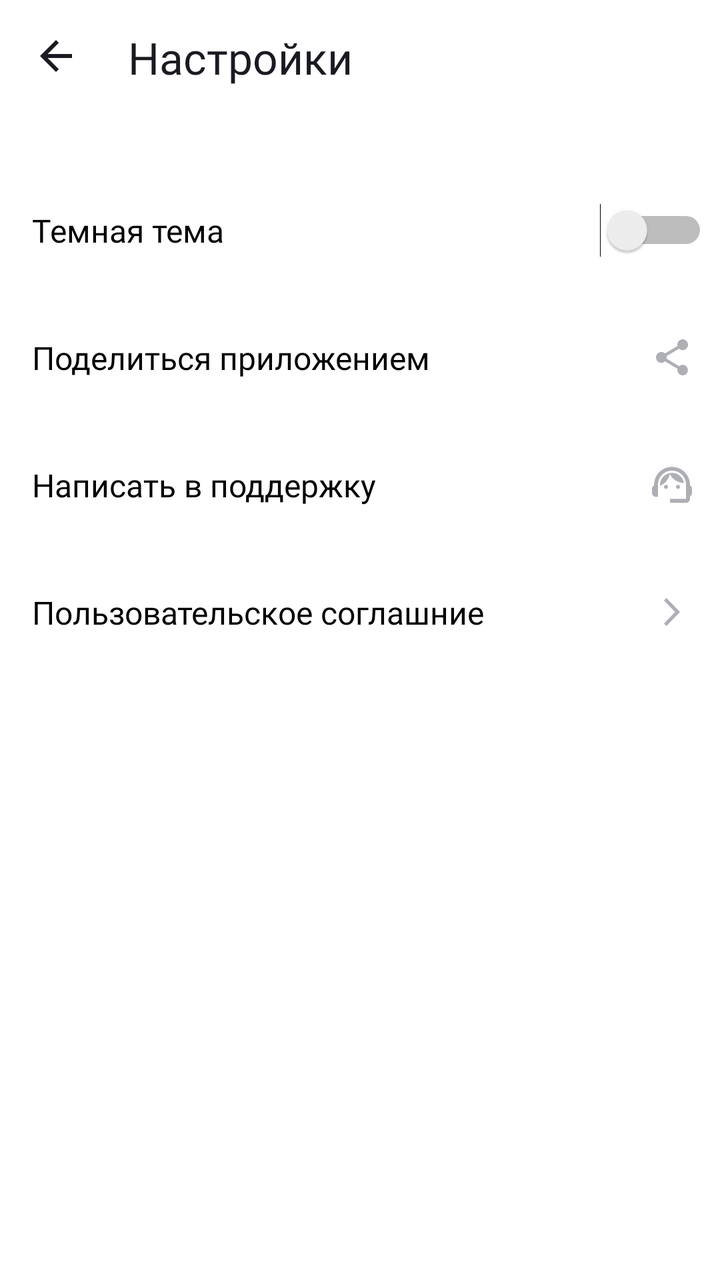
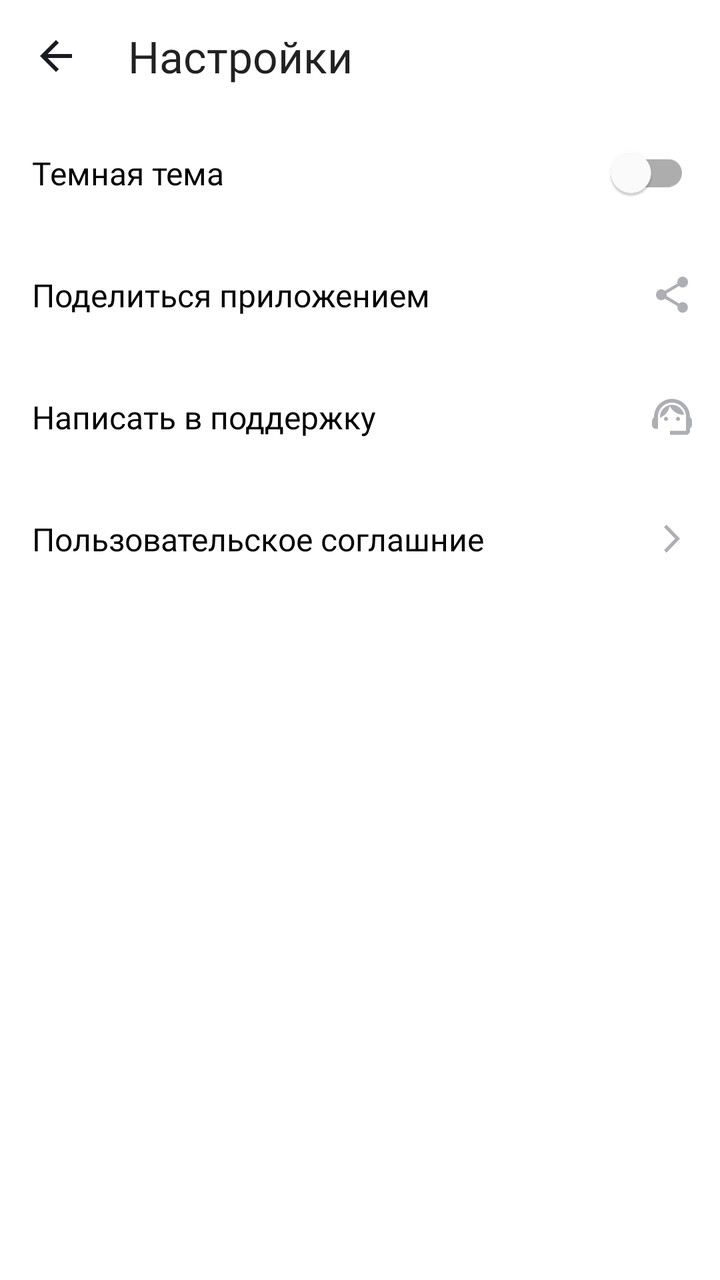

Compare the two renders of this Android layout. The source of the first and the diff that turns it into the second are given below.
<!-- AndroidManifest.xml: application theme Base.Theme.PlaylistMaker -->
<!-- res/layout/activity_settings.xml -->
<?xml version="1.0" encoding="utf-8"?>
<LinearLayout xmlns:android="http://schemas.android.com/apk/res/android"
    xmlns:app="http://schemas.android.com/apk/res-auto"
    android:layout_width="match_parent"
    android:layout_height="match_parent"
    android:orientation="vertical"
    android:paddingStart="@dimen/basic_padding" >


    <LinearLayout
        android:layout_width="match_parent"
        android:layout_height="wrap_content"
        android:orientation="horizontal">

        <ImageView
            android:id="@+id/back_from_settings"
            style="@style/BackButton"
            />

        <TextView
            style="@style/TitleStyle"
            android:text="@string/settings" />
    </LinearLayout>

    <FrameLayout
        android:layout_width="match_parent"
        android:layout_height="wrap_content"
        android:layout_marginTop="40dp"
        android:paddingEnd="6dp">

        <TextView
            style="@style/SettingsListStyle"
            android:text="@string/theme" />

        <Switch
            android:layout_width="56dp"
            android:layout_height="40dp"
            android:layout_gravity="end|center_vertical" />

    </FrameLayout>

    <FrameLayout
        android:id="@+id/share_button"
        android:layout_width="match_parent"
        android:layout_height="wrap_content"
        android:paddingEnd="@dimen/settings_right_padding">

        <TextView
            style="@style/SettingsListStyle"
            android:text="@string/share" />

        <ImageView
            style="@style/SettingsIconStyle"
            android:src="@drawable/ic_share_24" />

    </FrameLayout>

    <FrameLayout
        android:id="@+id/support_button"
        android:layout_width="match_parent"
        android:layout_height="wrap_content"
        android:paddingEnd="@dimen/settings_right_padding">

        <TextView
            style="@style/SettingsListStyle"
            android:text="@string/support" />

        <ImageView
            style="@style/SettingsIconStyle"
            android:src="@drawable/ic_support_24" />

    </FrameLayout>

    <FrameLayout
        android:id="@+id/agreement_button"
        android:layout_width="match_parent"
        android:layout_height="wrap_content"
        android:paddingEnd="@dimen/settings_right_padding">

        <TextView
            style="@style/SettingsListStyle"
            android:text="@string/agreement" />

        <ImageView
            style="@style/SettingsIconStyle"
            android:src="@drawable/ic_arrow_forward_24" />

    </FrameLayout>


</LinearLayout>
<!-- resources referenced by this layout -->
<resources>
  <!-- drawable ic_arrow_forward_24 (drawable) -->
  <vector xmlns:android="http://schemas.android.com/apk/res/android"
      android:width="24dp"
      android:height="24dp"
      android:viewportWidth="24"
      android:viewportHeight="24">
    <path
        android:pathData="M8,17.749L9.213,19L16,12L9.213,5L8,6.252L13.573,12L8,17.749Z"
        android:fillColor="#AEAFB4"/>
  </vector>
  <!-- drawable ic_share_24 (drawable) -->
  <vector xmlns:android="http://schemas.android.com/apk/res/android"
      android:width="24dp"
      android:height="24dp"
      android:viewportWidth="24"
      android:viewportHeight="24">
    <path
        android:pathData="M17.333,15.723C16.658,15.723 16.053,15.994 15.591,16.419L9.253,12.669C9.298,12.461 9.333,12.253 9.333,12.036C9.333,11.819 9.298,11.611 9.253,11.404L15.52,7.69C16,8.142 16.631,8.422 17.333,8.422C18.809,8.422 20,7.211 20,5.711C20,4.211 18.809,3 17.333,3C15.858,3 14.667,4.211 14.667,5.711C14.667,5.928 14.702,6.136 14.747,6.343L8.48,10.057C8,9.605 7.369,9.325 6.667,9.325C5.191,9.325 4,10.536 4,12.036C4,13.536 5.191,14.747 6.667,14.747C7.369,14.747 8,14.467 8.48,14.015L14.809,17.774C14.764,17.964 14.738,18.163 14.738,18.361C14.738,19.816 15.902,21 17.333,21C18.764,21 19.929,19.816 19.929,18.361C19.929,16.907 18.764,15.723 17.333,15.723Z"
        android:fillColor="#AEAFB4"/>
  </vector>
  <!-- drawable ic_support_24 (drawable) -->
  <vector xmlns:android="http://schemas.android.com/apk/res/android"
      android:width="24dp"
      android:height="24dp"
      android:viewportWidth="24"
      android:viewportHeight="24">
    <path
        android:pathData="M21,12.32C21,6.83 16.74,3.1 12,3.1C7.31,3.1 3,6.75 3,12.38C2.4,12.72 2,13.36 2,14.1V16.1C2,17.2 2.9,18.1 4,18.1H5V12C5,8.13 8.13,5 12,5C15.87,5 19,8.13 19,12V19.1H11V21.1H19C20.1,21.1 21,20.2 21,19.1V17.88C21.59,17.57 22,16.96 22,16.24V13.94C22,13.24 21.59,12.63 21,12.32Z"
        android:fillColor="#AEAFB4"/>
    <path
        android:pathData="M9,14.1C9.552,14.1 10,13.652 10,13.1C10,12.548 9.552,12.1 9,12.1C8.448,12.1 8,12.548 8,13.1C8,13.652 8.448,14.1 9,14.1Z"
        android:fillColor="#AEAFB4"/>
    <path
        android:pathData="M15,14.1C15.552,14.1 16,13.652 16,13.1C16,12.548 15.552,12.1 15,12.1C14.448,12.1 14,12.548 14,13.1C14,13.652 14.448,14.1 15,14.1Z"
        android:fillColor="#AEAFB4"/>
    <path
        android:pathData="M18,11.13C17.52,8.28 15.04,6.1 12.05,6.1C9.02,6.1 5.76,8.61 6.02,12.55C8.49,11.54 10.35,9.34 10.88,6.66C12.19,9.29 14.88,11.1 18,11.13Z"
        android:fillColor="#AEAFB4"/>
  </vector>
  <style name="BackButton">
          <item name="android:layout_width">@dimen/ic_size</item>
          <item name="android:layout_height">@dimen/ic_size</item>
          <item name="android:layout_marginTop">@dimen/basic_padding</item>
          <item name="tint">?attr/colorOnPrimary</item>
          <item name="android:src">@drawable/ic_arrow_back_24</item>
      </style>
  <style name="SettingsIconStyle">
          <item name="android:layout_width">@dimen/ic_size</item>
          <item name="android:layout_height">@dimen/ic_size</item>
          <item name="android:layout_gravity">end|center_vertical</item>
          <item name="tint">@color/yp_text_gray</item>
      </style>
  <style name="SettingsListStyle">
          <item name="android:layout_width">wrap_content</item>
          <item name="android:layout_height">wrap_content</item>
          <item name="android:layout_gravity">start</item>
          <item name="android:paddingVertical">@dimen/settings_text_padding</item>
          <item name="android:textColor">@color/black</item>
          <item name="android:textSize">@dimen/settings_text_size</item>
          <item name="android:fontFamily">@font/ys_display_regular</item>
      </style>
  <style name="TitleStyle">
          <item name="android:fontFamily">@font/ys_display_medium</item>
          <item name="android:textSize">@dimen/basic_text_size</item>
          <item name="android:letterSpacing">0</item>
          <item name="android:layout_width">wrap_content</item>
          <item name="android:layout_height">wrap_content</item>
          <item name="android:layout_marginStart">24dp</item>
          <item name="android:layout_marginTop">14dp</item>
      </style>
  <dimen name="ic_size">24dp</dimen>
  <!-- drawable ic_arrow_back_24 (drawable) -->
  <vector xmlns:android="http://schemas.android.com/apk/res/android"
      android:width="24dp"
      android:height="24dp"
      android:viewportWidth="24"
      android:viewportHeight="24">
    <group>
      <clip-path
          android:pathData="M0,0h24v24h-24z"/>
      <path
          android:pathData="M20,11H7.83L13.42,5.41L12,4L4,12L12,20L13.41,18.59L7.83,13H20V11Z"
          android:fillColor="#1A1B22"/>
    </group>
  </vector>
  <color name="yp_text_gray">#FFAEAFB4</color>
  <dimen name="settings_text_padding">21dp</dimen>
  <color name="black">#FF000000</color>
  <color name="white">#FFFFFFFF</color>
  <color name="blue">#FF3772E7</color>
  <color name="yp_black">#FF1A1B22</color>
  <!-- unchanged entries left out for length: 10 -->
</resources>

<!-- the commit's change to res/layout/activity_settings.xml (unified diff, before → after) -->
@@ -1,91 +1,40 @@
 <?xml version="1.0" encoding="utf-8"?>
 <LinearLayout xmlns:android="http://schemas.android.com/apk/res/android"
     xmlns:app="http://schemas.android.com/apk/res-auto"
+    android:id="@+id/main"
     android:layout_width="match_parent"
     android:layout_height="match_parent"
-    android:orientation="vertical"
-    android:paddingStart="@dimen/basic_padding" >
+    android:orientation="vertical">
 
+    <com.google.android.material.appbar.MaterialToolbar
+        android:id="@+id/toolbar"
+        style="@style/ToolbarStyle"
+        app:navigationIcon="@drawable/ic_arrow_back_24"
+        app:title="@string/settings" />
 
-    <LinearLayout
-        android:layout_width="match_parent"
-        android:layout_height="wrap_content"
-        android:orientation="horizontal">
+    <com.google.android.material.switchmaterial.SwitchMaterial
+        style="@style/SettingsListStyle"
+        android:paddingEnd="15dp"
+        android:text="@string/theme"
+        android:textAppearance="@style/SettingsListStyle" />
 
-        <ImageView
-            android:id="@+id/back_from_settings"
-            style="@style/BackButton"
-            />
+    <com.google.android.material.textview.MaterialTextView
+        android:id="@+id/share_button"
+        style="@style/SettingsListStyle"
+        android:drawableEnd="@drawable/ic_share_24"
+        android:text="@string/share" />
 
-        <TextView
-            style="@style/TitleStyle"
-            android:text="@string/settings" />
-    </LinearLayout>
+    <com.google.android.material.textview.MaterialTextView
+        android:id="@+id/support_button"
+        style="@style/SettingsListStyle"
+        android:drawableEnd="@drawable/ic_support_24"
+        android:text="@string/support" />
 
-    <FrameLayout
-        android:layout_width="match_parent"
-        android:layout_height="wrap_content"
-        android:layout_marginTop="40dp"
-        android:paddingEnd="6dp">
-
-        <TextView
-            style="@style/SettingsListStyle"
-            android:text="@string/theme" />
-
-        <Switch
-            android:layout_width="56dp"
-            android:layout_height="40dp"
-            android:layout_gravity="end|center_vertical" />
-
-    </FrameLayout>
-
-    <FrameLayout
-        android:id="@+id/share_button"
-        android:layout_width="match_parent"
-        android:layout_height="wrap_content"
-        android:paddingEnd="@dimen/settings_right_padding">
-
-        <TextView
-            style="@style/SettingsListStyle"
-            android:text="@string/share" />
-
-        <ImageView
-            style="@style/SettingsIconStyle"
-            android:src="@drawable/ic_share_24" />
-
-    </FrameLayout>
-
-    <FrameLayout
-        android:id="@+id/support_button"
-        android:layout_width="match_parent"
-        android:layout_height="wrap_content"
-        android:paddingEnd="@dimen/settings_right_padding">
-
-        <TextView
-            style="@style/SettingsListStyle"
-            android:text="@string/support" />
-
-        <ImageView
-            style="@style/SettingsIconStyle"
-            android:src="@drawable/ic_support_24" />
-
-    </FrameLayout>
-
-    <FrameLayout
+    <com.google.android.material.textview.MaterialTextView
         android:id="@+id/agreement_button"
-        android:layout_width="match_parent"
-        android:layout_height="wrap_content"
-        android:paddingEnd="@dimen/settings_right_padding">
-
-        <TextView
-            style="@style/SettingsListStyle"
-            android:text="@string/agreement" />
-
-        <ImageView
-            style="@style/SettingsIconStyle"
-            android:src="@drawable/ic_arrow_forward_24" />
-
-    </FrameLayout>
+        style="@style/SettingsListStyle"
+        android:drawableEnd="@drawable/ic_arrow_forward_24"
+        android:text="@string/agreement" />
 
 
 </LinearLayout>
<!-- resource entries referenced after the edit -->
@@ -8,7 +8,7 @@
       android:viewportHeight="24">
     <path
         android:pathData="M8,17.749L9.213,19L16,12L9.213,5L8,6.252L13.573,12L8,17.749Z"
-        android:fillColor="#AEAFB4"/>
+        android:fillColor="@color/yp_text_gray"/>
   </vector>
   <!-- drawable ic_share_24 (drawable) -->
   <vector xmlns:android="http://schemas.android.com/apk/res/android"
@@ -18,7 +18,7 @@
       android:viewportHeight="24">
     <path
         android:pathData="M17.333,15.723C16.658,15.723 16.053,15.994 15.591,16.419L9.253,12.669C9.298,12.461 9.333,12.253 9.333,12.036C9.333,11.819 9.298,11.611 9.253,11.404L15.52,7.69C16,8.142 16.631,8.422 17.333,8.422C18.809,8.422 20,7.211 20,5.711C20,4.211 18.809,3 17.333,3C15.858,3 14.667,4.211 14.667,5.711C14.667,5.928 14.702,6.136 14.747,6.343L8.48,10.057C8,9.605 7.369,9.325 6.667,9.325C5.191,9.325 4,10.536 4,12.036C4,13.536 5.191,14.747 6.667,14.747C7.369,14.747 8,14.467 8.48,14.015L14.809,17.774C14.764,17.964 14.738,18.163 14.738,18.361C14.738,19.816 15.902,21 17.333,21C18.764,21 19.929,19.816 19.929,18.361C19.929,16.907 18.764,15.723 17.333,15.723Z"
-        android:fillColor="#AEAFB4"/>
+        android:fillColor="@color/yp_text_gray"/>
   </vector>
   <!-- drawable ic_support_24 (drawable) -->
   <vector xmlns:android="http://schemas.android.com/apk/res/android"
@@ -28,49 +28,42 @@
       android:viewportHeight="24">
     <path
         android:pathData="M21,12.32C21,6.83 16.74,3.1 12,3.1C7.31,3.1 3,6.75 3,12.38C2.4,12.72 2,13.36 2,14.1V16.1C2,17.2 2.9,18.1 4,18.1H5V12C5,8.13 8.13,5 12,5C15.87,5 19,8.13 19,12V19.1H11V21.1H19C20.1,21.1 21,20.2 21,19.1V17.88C21.59,17.57 22,16.96 22,16.24V13.94C22,13.24 21.59,12.63 21,12.32Z"
-        android:fillColor="#AEAFB4"/>
+        android:fillColor="@color/yp_text_gray"/>
     <path
         android:pathData="M9,14.1C9.552,14.1 10,13.652 10,13.1C10,12.548 9.552,12.1 9,12.1C8.448,12.1 8,12.548 8,13.1C8,13.652 8.448,14.1 9,14.1Z"
-        android:fillColor="#AEAFB4"/>
+        android:fillColor="@color/yp_text_gray"/>
     <path
         android:pathData="M15,14.1C15.552,14.1 16,13.652 16,13.1C16,12.548 15.552,12.1 15,12.1C14.448,12.1 14,12.548 14,13.1C14,13.652 14.448,14.1 15,14.1Z"
-        android:fillColor="#AEAFB4"/>
+        android:fillColor="@color/yp_text_gray"/>
     <path
         android:pathData="M18,11.13C17.52,8.28 15.04,6.1 12.05,6.1C9.02,6.1 5.76,8.61 6.02,12.55C8.49,11.54 10.35,9.34 10.88,6.66C12.19,9.29 14.88,11.1 18,11.13Z"
-        android:fillColor="#AEAFB4"/>
+        android:fillColor="@color/yp_text_gray"/>
   </vector>
-  <style name="BackButton">
-          <item name="android:layout_width">@dimen/ic_size</item>
-          <item name="android:layout_height">@dimen/ic_size</item>
-          <item name="android:layout_marginTop">@dimen/basic_padding</item>
-          <item name="tint">?attr/colorOnPrimary</item>
-          <item name="android:src">@drawable/ic_arrow_back_24</item>
-      </style>
-  <style name="SettingsIconStyle">
-          <item name="android:layout_width">@dimen/ic_size</item>
-          <item name="android:layout_height">@dimen/ic_size</item>
-          <item name="android:layout_gravity">end|center_vertical</item>
-          <item name="tint">@color/yp_text_gray</item>
-      </style>
   <style name="SettingsListStyle">
-          <item name="android:layout_width">wrap_content</item>
+          <item name="android:layout_width">match_parent</item>
           <item name="android:layout_height">wrap_content</item>
-          <item name="android:layout_gravity">start</item>
-          <item name="android:paddingVertical">@dimen/settings_text_padding</item>
+          <item name="android:gravity">center_vertical</item>
+          <item name="android:minHeight">@dimen/settings_list_height</item>
           <item name="android:textColor">@color/black</item>
           <item name="android:textSize">@dimen/settings_text_size</item>
           <item name="android:fontFamily">@font/ys_display_regular</item>
+          <item name="drawableTint">@color/yp_text_gray</item>
+          <item name="android:paddingStart">@dimen/basic_padding</item>
+          <item name="android:paddingEnd">@dimen/settings_right_padding</item>
+      </style>
+  <style name="ToolbarStyle">
+          <item name="android:layout_width">match_parent</item>
+          <item name="android:layout_height">wrap_content</item>
+          <item name="android:minHeight">@dimen/toolabr_height</item>
+          <item name="contentInsetStart">@dimen/basic_padding</item>
+          <item name="contentInsetStartWithNavigation">64dp</item>
+          <item name="titleTextAppearance">@style/TitleStyle</item>
       </style>
   <style name="TitleStyle">
           <item name="android:fontFamily">@font/ys_display_medium</item>
           <item name="android:textSize">@dimen/basic_text_size</item>
           <item name="android:letterSpacing">0</item>
-          <item name="android:layout_width">wrap_content</item>
-          <item name="android:layout_height">wrap_content</item>
-          <item name="android:layout_marginStart">24dp</item>
-          <item name="android:layout_marginTop">14dp</item>
       </style>
-  <dimen name="ic_size">24dp</dimen>
   <!-- drawable ic_arrow_back_24 (drawable) -->
   <vector xmlns:android="http://schemas.android.com/apk/res/android"
       android:width="24dp"
@@ -82,15 +75,16 @@
           android:pathData="M0,0h24v24h-24z"/>
       <path
           android:pathData="M20,11H7.83L13.42,5.41L12,4L4,12L12,20L13.41,18.59L7.83,13H20V11Z"
-          android:fillColor="#1A1B22"/>
+          android:fillColor="@color/yp_black"/>
     </group>
   </vector>
-  <color name="yp_text_gray">#FFAEAFB4</color>
-  <dimen name="settings_text_padding">21dp</dimen>
-  <color name="black">#FF000000</color>
-  <color name="white">#FFFFFFFF</color>
-  <color name="blue">#FF3772E7</color>
-  <color name="yp_black">#FF1A1B22</color>
+  <color name="yp_text_gray">#AEAFB4</color>
+  <dimen name="settings_list_height">61dp</dimen>
+  <color name="black">#000000</color>
+  <dimen name="toolabr_height">56dp</dimen>
+  <color name="white">#FFFFFF</color>
+  <color name="blue">#3772E7</color>
+  <color name="yp_black">#1A1B22</color>
   <!-- unchanged entries left out for length: 10 -->
 </resources>
 
